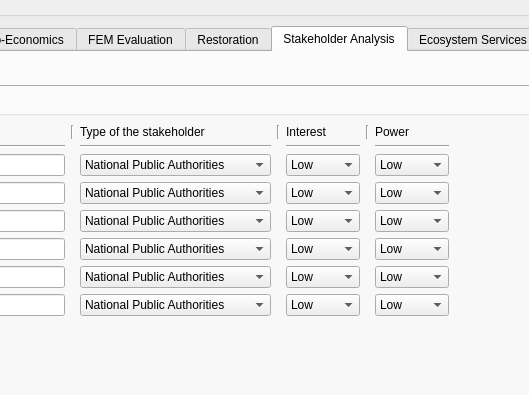
The window that test_plugin_dialog_base.ui (boku-iwa/Floodplain-Evaluation-Matrix-Tool) describes before a commit, drawn with Qt 5; both pictures show x 466 to 995 and y 0 to 395 of the 1446 by 779 pixel window.
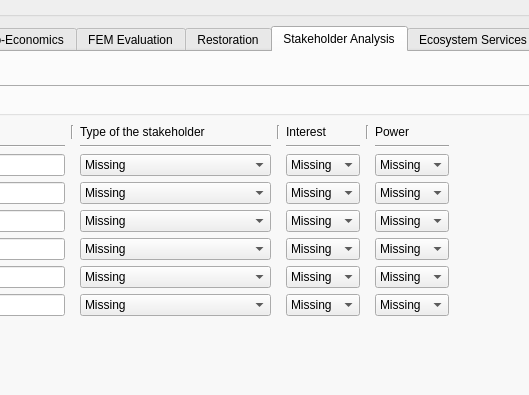
The same window after the commit. The open tabs and pages were chosen to show the change. Icons and pictures are not drawn. Custom widgets are drawn as their Qt base class.

What changed in the file:
```diff
--- a/test_plugin_dialog_base.ui
+++ b/test_plugin_dialog_base.ui
@@ -4437,6 +4437,11 @@
                 <layout class="QGridLayout" name="gridLayout_38">
                  <item row="5" column="6">
                   <widget class="QComboBox" name="comboBox_47">
+                   <item>
+                    <property name="text">
+                     <string>Missing</string>
+                    </property>
+                   </item>
                    <item>
                     <property name="text">
                      <string>Low</string>
@@ -4456,6 +4461,11 @@
                  </item>
                  <item row="6" column="2">
                   <widget class="QComboBox" name="comboBox_48">
+                   <item>
+                    <property name="text">
+                     <string>Missing</string>
+                    </property>
+                   </item>
                    <item>
                     <property name="text">
                      <string>National Public Authorities</string>
@@ -4514,6 +4524,11 @@
                  </item>
                  <item row="7" column="2">
                   <widget class="QComboBox" name="comboBox_55">
+                   <item>
+                    <property name="text">
+                     <string>Missing</string>
+                    </property>
+                   </item>
                    <item>
                     <property name="text">
                      <string>National Public Authorities</string>
@@ -4558,6 +4573,11 @@
                  </item>
                  <item row="7" column="4">
                   <widget class="QComboBox" name="comboBox_56">
+                   <item>
+                    <property name="text">
+                     <string>Missing</string>
+                    </property>
+                   </item>
                    <item>
                     <property name="text">
                      <string>Low</string>
@@ -4580,6 +4600,11 @@
                  </item>
                  <item row="6" column="6">
                   <widget class="QComboBox" name="comboBox_57">
+                   <item>
+                    <property name="text">
+                     <string>Missing</string>
+                    </property>
+                   </item>
                    <item>
                     <property name="text">
                      <string>Low</string>
@@ -4599,6 +4624,11 @@
                  </item>
                  <item row="3" column="4">
                   <widget class="QComboBox" name="comboBox_58">
+                   <item>
+                    <property name="text">
+                     <string>Missing</string>
+                    </property>
+                   </item>
                    <item>
                     <property name="text">
                      <string>Low</string>
@@ -4641,6 +4671,11 @@
                  </item>
                  <item row="6" column="4">
                   <widget class="QComboBox" name="comboBox_59">
+                   <item>
+                    <property name="text">
+                     <string>Missing</string>
+                    </property>
+                   </item>
                    <item>
                     <property name="text">
                      <string>Low</string>
@@ -4670,6 +4705,11 @@
                  </item>
                  <item row="4" column="4">
                   <widget class="QComboBox" name="comboBox_60">
+                   <item>
+                    <property name="text">
+                     <string>Missing</string>
+                    </property>
+                   </item>
                    <item>
                     <property name="text">
                      <string>Low</string>
@@ -4699,6 +4739,11 @@
                  </item>
                  <item row="5" column="2">
                   <widget class="QComboBox" name="comboBox_61">
+                   <item>
+                    <property name="text">
+                     <string>Missing</string>
+                    </property>
+                   </item>
                    <item>
                     <property name="text">
                      <string>National Public Authorities</string>
@@ -4743,6 +4788,11 @@
                  </item>
                  <item row="4" column="6">
                   <widget class="QComboBox" name="comboBox_62">
+                   <item>
+                    <property name="text">
+                     <string>Missing</string>
+                    </property>
+                   </item>
                    <item>
                     <property name="text">
                      <string>Low</string>
@@ -4762,6 +4812,11 @@
                  </item>
                  <item row="4" column="2">
                   <widget class="QComboBox" name="comboBox_63">
+                   <item>
+                    <property name="text">
+                     <string>Missing</string>
+                    </property>
+                   </item>
                    <item>
                     <property name="text">
                      <string>National Public Authorities</string>
@@ -4806,6 +4861,11 @@
                  </item>
                  <item row="2" column="2">
                   <widget class="QComboBox" name="comboBox_64">
+                   <item>
+                    <property name="text">
+                     <string>Missing</string>
+                    </property>
+                   </item>
                    <item>
                     <property name="text">
                      <string>National Public Authorities</string>
@@ -4850,6 +4910,11 @@
                  </item>
                  <item row="3" column="2">
                   <widget class="QComboBox" name="comboBox_65">
+                   <item>
+                    <property name="text">
+                     <string>Missing</string>
+                    </property>
+                   </item>
                    <item>
                     <property name="text">
                      <string>National Public Authorities</string>
@@ -4922,6 +4987,11 @@
                  </item>
                  <item row="3" column="6">
                   <widget class="QComboBox" name="comboBox_66">
+                   <item>
+                    <property name="text">
+                     <string>Missing</string>
+                    </property>
+                   </item>
                    <item>
                     <property name="text">
                      <string>Low</string>
@@ -4944,6 +5014,11 @@
                  </item>
                  <item row="7" column="6">
                   <widget class="QComboBox" name="comboBox_67">
+                   <item>
+                    <property name="text">
+                     <string>Missing</string>
+                    </property>
+                   </item>
                    <item>
                     <property name="text">
                      <string>Low</string>
@@ -4970,6 +5045,11 @@
                  </item>
                  <item row="2" column="6">
                   <widget class="QComboBox" name="comboBox_68">
+                   <item>
+                    <property name="text">
+                     <string>Missing</string>
+                    </property>
+                   </item>
                    <item>
                     <property name="text">
                      <string>Low</string>
@@ -4999,6 +5079,11 @@
                  </item>
                  <item row="2" column="4">
                   <widget class="QComboBox" name="comboBox_69">
+                   <item>
+                    <property name="text">
+                     <string>Missing</string>
+                    </property>
+                   </item>
                    <item>
                     <property name="text">
                      <string>Low</string>
@@ -5018,6 +5103,11 @@
                  </item>
                  <item row="5" column="4">
                   <widget class="QComboBox" name="comboBox_70">
+                   <item>
+                    <property name="text">
+                     <string>Missing</string>
+                    </property>
+                   </item>
                    <item>
                     <property name="text">
                      <string>Low</string>
```
